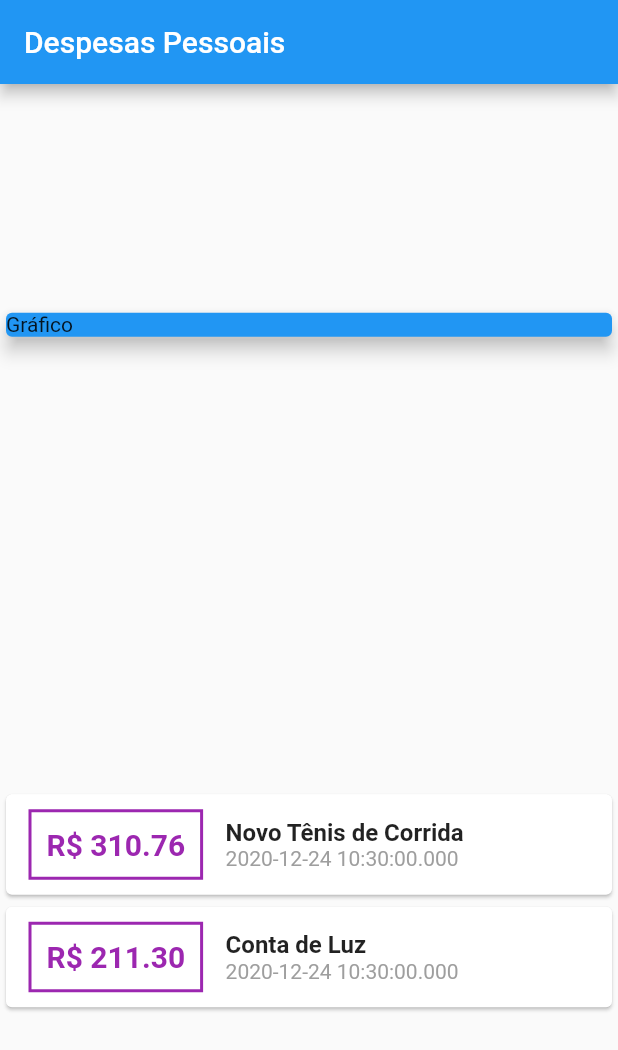
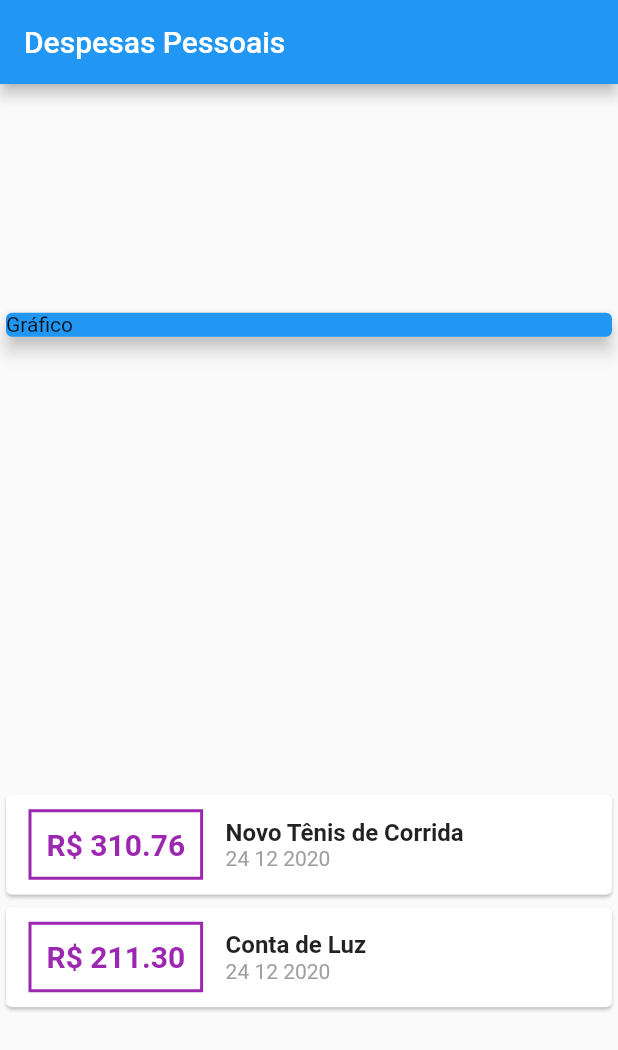
Before and after one commit to bernardoduartes/expenses_app, a Flutter app: the screen it shows after launch, on a phone screen of 412 x 824 dp. Shown: the top 1050 px of the screen. Run offline on Flutter 3.47's test engine with Material 2 defaults, Android fonts, the phone set to English and light mode, and no system bars.

```diff
--- a/lib/main.dart
+++ b/lib/main.dart
@@ -1,4 +1,5 @@
 import 'package:flutter/material.dart';
+import 'package:intl/intl.dart';
 import 'models/transaction.dart';
 
 main() => runApp(ExpensesApp());
@@ -82,7 +83,7 @@ class MyHomePage extends StatelessWidget {
                           ),
                         ),
                         Text(
-                          tr.date.toString(),
+                          DateFormat('d MM y').format(tr.date),
                           style: TextStyle(
                             color: Colors.grey,
                           ),
--- a/pubspec.yaml
+++ b/pubspec.yaml
@@ -23,6 +23,7 @@ environment:
 dependencies:
   flutter:
     sdk: flutter
+  intl: ^0.16.1
 
 
   # The following adds the Cupertino Icons font to your application.
```
Also changed, not shown: pubspec.lock.
